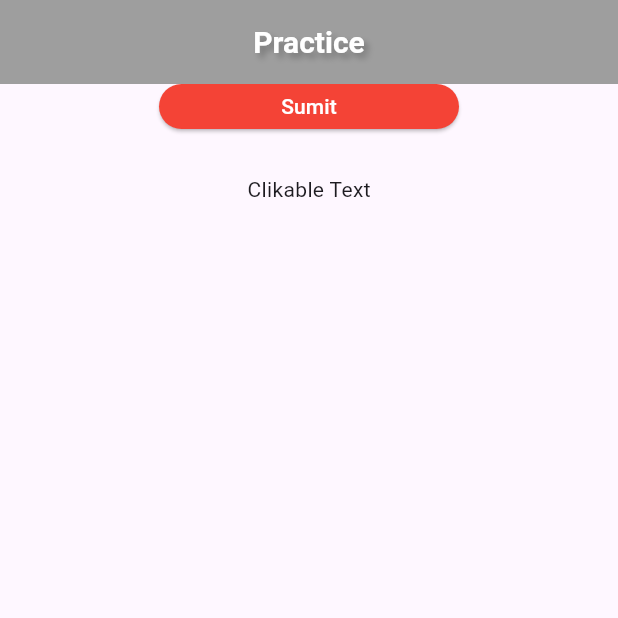
After one commit to hasibulislam33/new_flutter_project, a Flutter app: the screen it shows after launch, on a phone screen of 412 x 824 dp, the top half of it. The commit adds this screen. Run offline on Flutter 3.47's test engine with Material 3 defaults, Android fonts, the phone set to English and light mode, and no system bars.

Commit message:
second update

```diff
--- a/lib/app.dart
+++ b/lib/app.dart
@@ -1,5 +1,6 @@
 import 'package:flutter/material.dart';
-import 'new.dart';
+import 'package:secon_app/home.dart';
+import 'just_practice.dart';
 
 class MyApp extends StatelessWidget{
   MyApp({super.key});
@@ -8,7 +9,8 @@ class MyApp extends StatelessWidget{
   Widget build(BuildContext context){
     return MaterialApp(
       title: "Flutter ostad ",
-      home: New_App(),
+      home: Practice(
+      ),
     );
   }
 }
--- /dev/null
+++ b/lib/just_practice.dart
@@ -0,0 +1,50 @@
+import 'package:flutter/material.dart';
+
+class Practice extends StatelessWidget {
+  const Practice({super.key});
+
+  @override
+  Widget build(BuildContext context) {
+    return Scaffold(
+      appBar: AppBar(
+        backgroundColor: Colors.grey,
+        centerTitle: true,
+        title: Text("Practice",
+        style: TextStyle(
+          fontSize: 20,
+          shadows: [
+            Shadow(
+              offset: Offset(3, 3),
+              blurRadius: 5,
+              color: Colors.black26
+            )
+          ],
+          fontWeight: FontWeight.bold,
+          color: Colors.white,
+        ),)
+      ),
+      body: Column(
+        crossAxisAlignment: CrossAxisAlignment.start,
+        children: [
+          Center(
+            child: SizedBox(width: 200,height: 30,
+              child: ElevatedButton(style: ElevatedButton.styleFrom(
+                backgroundColor: Colors.red[500],
+                foregroundColor: Colors.white,
+                shape: RoundedRectangleBorder(
+                  borderRadius: BorderRadius.circular(50)
+                )
+              ),
+                  onPressed: (){}, child: Text("Sumit")),
+            ),
+          ),
+          SizedBox(height: 30,),
+          Center(child: GestureDetector(
+              onTap: (){
+                print("User traped");
+          },child: Text("Clikable Text")))
+        ],
+      ),
+    );
+  }
+}
```
